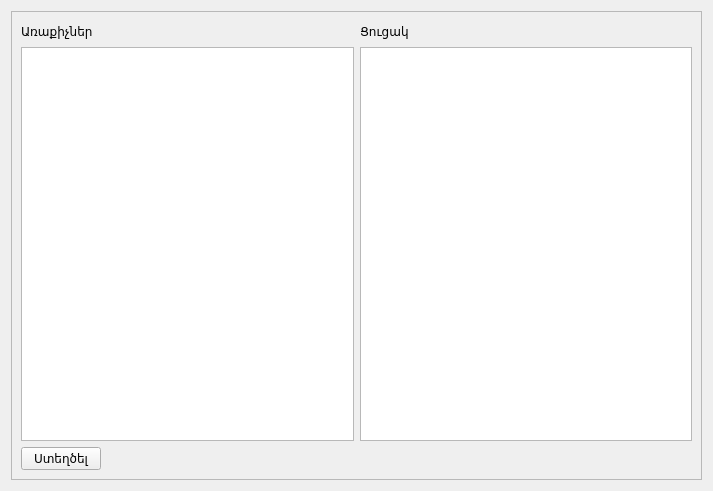
Above: src/gorcarqner.ui from ADCompany/AD-Farm before the change. Below: the same form after it.
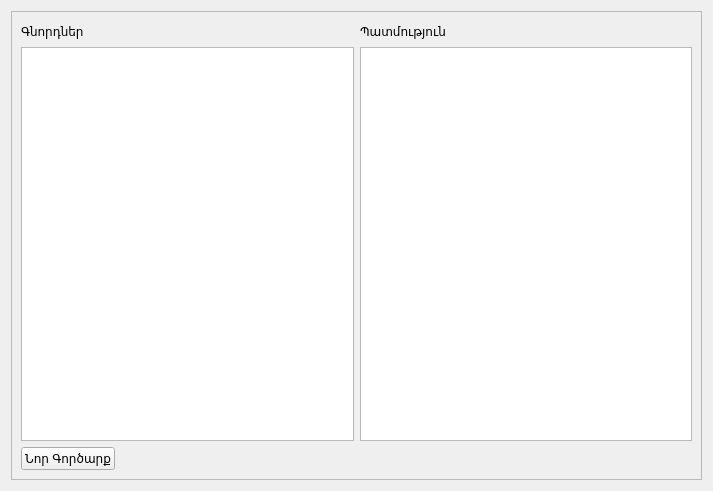
That is the form after the change. Icons and pictures are not drawn.

What changed in the file:
```diff
--- a/src/gorcarqner.ui
+++ b/src/gorcarqner.ui
@@ -40,7 +40,7 @@
                <item>
                 <widget class="QLabel" name="label">
                  <property name="text">
-                  <string>Առաքիչներ</string>
+                  <string>Գնորդներ</string>
                  </property>
                 </widget>
                </item>
@@ -71,7 +71,7 @@
                <item>
                 <widget class="QLabel" name="label_2">
                  <property name="text">
-                  <string>Ցուցակ</string>
+                  <string>Պատմություն</string>
                  </property>
                 </widget>
                </item>
@@ -102,7 +102,11 @@
            <item>
             <widget class="QPushButton" name="btnNewDeal">
              <property name="text">
-              <string>Ստեղծել</string>
+              <string>Նոր Գործարք</string>
+             </property>
+             <property name="icon">
+              <iconset resource="farmmanager.qrc">
+               <normaloff>:/FarmManager/Resources/transactions3.png</normaloff>:/FarmManager/Resources/transactions3.png</iconset>
              </property>
             </widget>
            </item>
```
Left out of the diff: 4 changed lines with no effect on the pictures.
